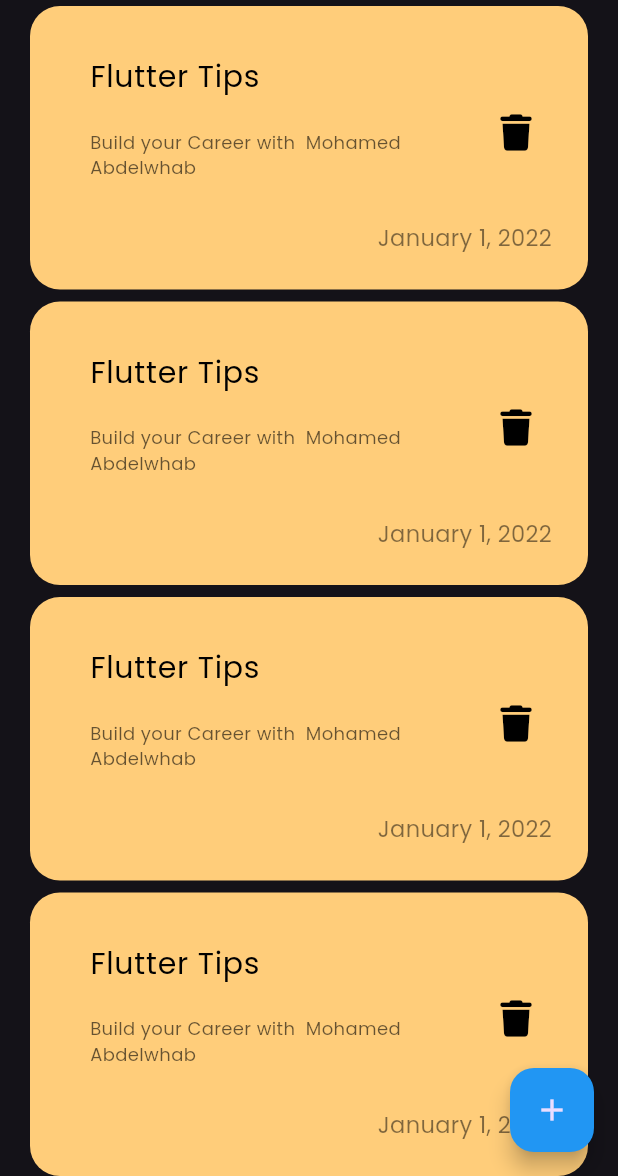
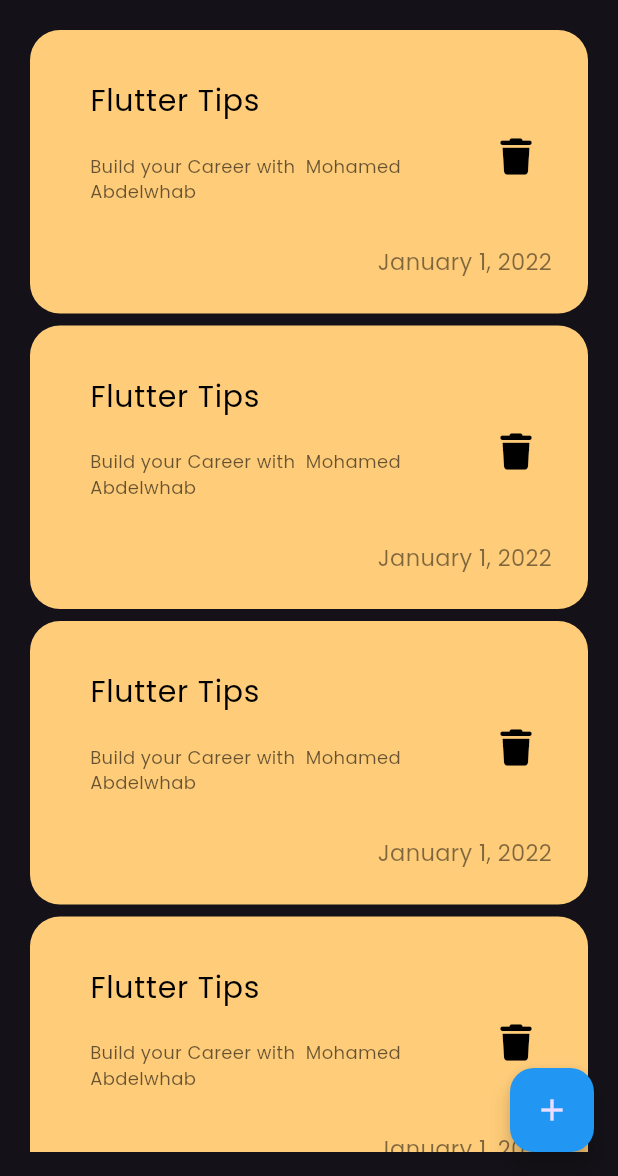
Before and after one commit to MohamedAbdelwhabMohamed/notes_app, a Flutter app: the screen it shows after launch, on a phone screen of 412 x 824 dp, the part 60-1236 px from its top. Run offline on Flutter 3.47's test engine with Material 3 defaults, Android fonts, the light colour scheme and no system bars; our stand-ins replace font_awesome_flutter.

Commit message:
create notes list view 2

```diff
--- a/lib/main.dart
+++ b/lib/main.dart
@@ -1,5 +1,5 @@
 import 'package:flutter/material.dart';
-import 'package:opp/view/notes_view_bady.dart';
+import 'package:opp/view/notes_view.dart';
 
 void main() {
   runApp(const MyApp());
@@ -17,7 +17,7 @@ class MyApp extends StatelessWidget {
         fontFamily: 'Poppins',
       ),
       debugShowCheckedModeBanner: false,
-      home: const NotesApp(),
+      home: const NotesView(),
     );
   }
 }
--- a/lib/widget/notes_view.dart
+++ b/lib/view/notes_view.dart
@@ -1,11 +1,13 @@
 import 'package:flutter/material.dart';
-import 'package:opp/widget/costom_note_item.dart';
+import 'package:opp/widget/notes_view_bady.dart';
 
 class NotesView extends StatelessWidget {
   const NotesView({super.key});
 
   @override
   Widget build(BuildContext context) {
-    return const NotesItemBady();
+    return const Scaffold(
+      body: NotesViewBady(),
+    );
   }
 }
--- a/lib/widget/costom_note_item.dart
+++ b/lib/widget/costom_note_item(1).dart
@@ -1,8 +1,8 @@
 import 'package:flutter/material.dart';
 import 'package:font_awesome_flutter/font_awesome_flutter.dart';
 
-class NotesItemBady extends StatelessWidget {
-  const NotesItemBady({super.key});
+class NotesItem extends StatelessWidget {
+  const NotesItem({super.key});
 
   @override
   Widget build(BuildContext context) {
--- a/lib/widget/notes_list_view.dart
+++ b/lib/widget/notes_list_view.dart
@@ -1,5 +1,5 @@
 import 'package:flutter/material.dart';
-import 'package:opp/widget/notes_view.dart';
+import 'package:opp/widget/costom_note_item(1).dart';
 
 class NotesListViewe extends StatelessWidget {
   const NotesListViewe({super.key});
@@ -14,13 +14,17 @@ class NotesListViewe extends StatelessWidget {
           Icons.add,
         ),
       ),
-      body: ListView.builder(
-        itemBuilder: (context, index) {
-          return const Padding(
-            padding: EdgeInsets.symmetric(vertical: 4),
-            child: NotesView(),
-          );
-        },
+      body: Padding(
+        padding: const EdgeInsets.symmetric(vertical: 16),
+        child: ListView.builder(
+          padding: EdgeInsets.zero,
+          itemBuilder: (context, index) {
+            return const Padding(
+              padding: EdgeInsets.symmetric(vertical: 4),
+              child: NotesItem(),
+            );
+          },
+        ),
       ),
     );
   }
--- a/lib/view/notes_view_bady.dart
+++ b/lib/widget/notes_view_bady.dart
@@ -2,8 +2,8 @@ import 'package:flutter/material.dart';
 import 'package:opp/widget/custom_appBar.dart';
 import 'package:opp/widget/notes_list_view.dart';
 
-class NotesApp extends StatelessWidget {
-  const NotesApp({super.key});
+class NotesViewBady extends StatelessWidget {
+  const NotesViewBady({super.key});
 
   @override
   Widget build(BuildContext context) {
```
